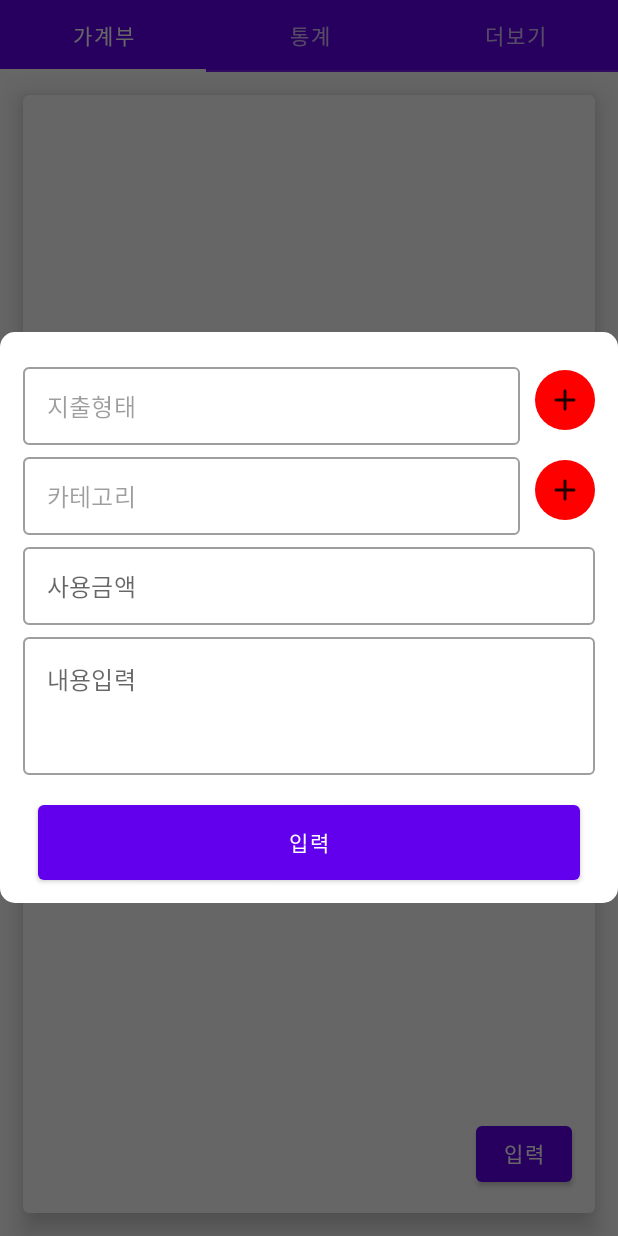
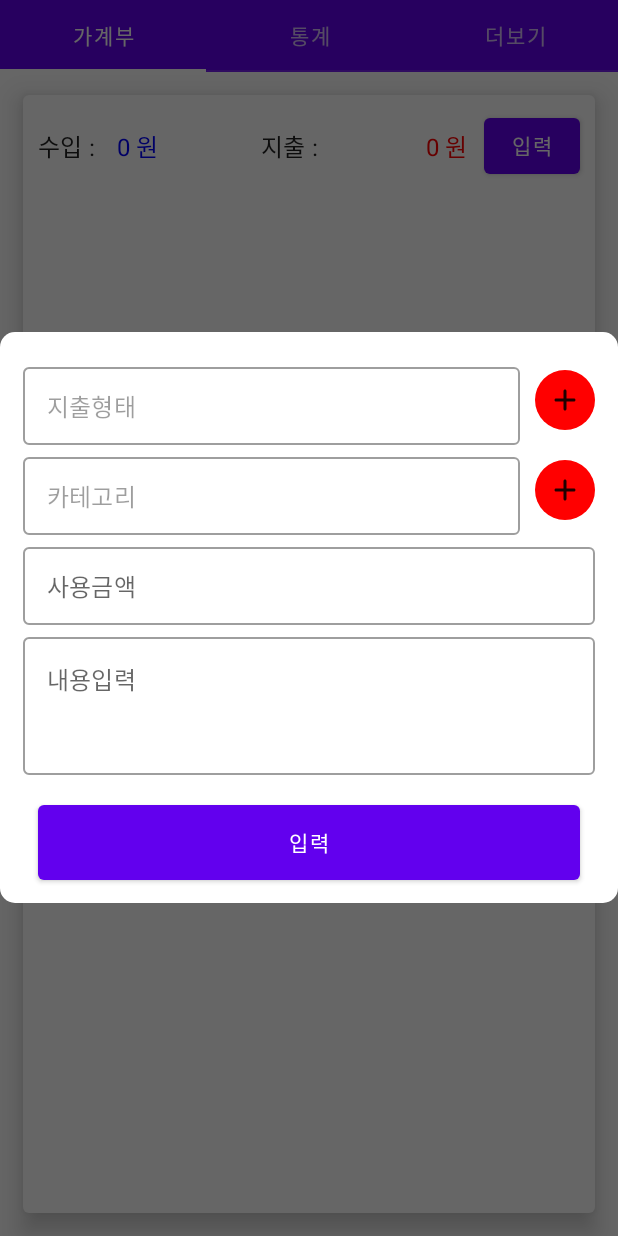
Before and after one commit to Xihoon/accountBook, an Android app built with Jetpack Compose: the screen it shows after launch (MainActivity), after a tap on "입력", on a phone screen of 412 x 824 dp. Run offline under Robolectric (Android 15) with nearby library versions, the phone set to English and light mode, and no system bars; our stand-ins replace Firebase (no records; nobody signed in at launch, a user with empty details on screens opened directly), accompanist; 2 statements that could not run were skipped.

Commit message:
Change header of assets

```diff
--- /dev/null
+++ b/app/src/main/java/com/xihoon/moneynote/ui/assets/AssetsHeader.kt
@@ -0,0 +1,94 @@
+package com.xihoon.moneynote.ui.assets
+
+import android.content.res.Configuration
+import androidx.compose.foundation.layout.*
+import androidx.compose.material.Button
+import androidx.compose.material.MaterialTheme
+import androidx.compose.material.Text
+import androidx.compose.runtime.Composable
+import androidx.compose.runtime.State
+import androidx.compose.runtime.mutableStateOf
+import androidx.compose.runtime.remember
+import androidx.compose.ui.Alignment
+import androidx.compose.ui.Modifier
+import androidx.compose.ui.graphics.Color
+import androidx.compose.ui.tooling.preview.Preview
+import androidx.compose.ui.unit.dp
+import com.xihoon.moneynote.ui.Utils
+import com.xihoon.moneynote.ui.Utils.sum
+import com.xihoon.moneynote.ui.source.UseItem
+import com.xihoon.moneynote.ui.theme.MoneyNoteTheme
+
+@Composable
+fun AssetsHeader(useList: State<List<UseItem>?>, openExpenseUI: () -> Unit) {
+    Row(
+        modifier = Modifier
+            .fillMaxWidth()
+            .wrapContentHeight()
+            .padding(10.dp),
+        verticalAlignment = Alignment.CenterVertically,
+        horizontalArrangement = Arrangement.spacedBy(10.dp)
+    ) {
+        Text(text = "수입 : ", style = MaterialTheme.typography.subtitle1)
+        Text(
+            text = Utils.decimalFormat.sum(null),
+            modifier = Modifier
+                .weight(1f)
+                .wrapContentHeight(),
+            style = MaterialTheme.typography.subtitle1,
+            color = Color.Blue
+        )
+        Text(text = "지출 : ", style = MaterialTheme.typography.subtitle1)
+        Box(
+            modifier = Modifier
+                .weight(1f)
+                .wrapContentHeight(),
+            contentAlignment = Alignment.CenterEnd
+        ) {
+            Text(
+                text = Utils.decimalFormat.sum(useList.value?.map { it.use }),
+                style = MaterialTheme.typography.subtitle1,
+                color = Color.Red
+            )
+        }
+        InputButton(openExpenseUI)
+    }
+}
+
+@Composable
+private fun InputButton(openAccount: () -> Unit) {
+    Button(
+        onClick = { openAccount() },
+        modifier = Modifier.wrapContentSize()
+    ) {
+        Text("입력")
+    }
+}
+
+@Preview(showBackground = true, uiMode = Configuration.UI_MODE_NIGHT_NO)
+@Composable
+fun HeaderPreview() {
+    MoneyNoteTheme {
+        Row(
+            Modifier
+                .fillMaxWidth()
+                .wrapContentHeight()
+        ) {
+            AssetsHeader(remember { mutableStateOf(emptyList()) }) {}
+        }
+    }
+}
+
+@Preview(showBackground = true, uiMode = Configuration.UI_MODE_NIGHT_YES)
+@Composable
+fun HeaderNightUiPreview() {
+    MoneyNoteTheme {
+        Row(
+            Modifier
+                .fillMaxWidth()
+                .wrapContentHeight()
+        ) {
+            AssetsHeader(remember { mutableStateOf(emptyList()) }) {}
+        }
+    }
+}
--- a/app/src/main/java/com/xihoon/moneynote/ui/assets/AssetsMain.kt
+++ b/app/src/main/java/com/xihoon/moneynote/ui/assets/AssetsMain.kt
@@ -17,7 +17,7 @@ fun AssetsMain(viewModel: MainViewModel) {
         logger.info { "NavHost" }
         composable(MAIN) {
             logger.info { "navControl main Ui" }
-            AccountUi(viewModel, navController)
+            AssetsUi(viewModel, navController)
         }
 
         composable("${DETAIL}/{useKey}") { backStackEntry ->
--- a/app/src/main/java/com/xihoon/moneynote/ui/assets/AssetsUi.kt
+++ b/app/src/main/java/com/xihoon/moneynote/ui/assets/AssetsUi.kt
@@ -4,31 +4,26 @@ import android.content.res.Configuration.UI_MODE_NIGHT_NO
 import android.content.res.Configuration.UI_MODE_NIGHT_YES
 import androidx.compose.foundation.layout.*
 import androidx.compose.foundation.lazy.LazyColumn
-import androidx.compose.material.Button
 import androidx.compose.material.Card
-import androidx.compose.material.MaterialTheme
 import androidx.compose.material.Text
 import androidx.compose.runtime.Composable
+import androidx.compose.runtime.State
 import androidx.compose.runtime.mutableStateOf
 import androidx.compose.runtime.remember
-import androidx.compose.ui.Alignment
 import androidx.compose.ui.Modifier
-import androidx.compose.ui.graphics.Color
 import androidx.compose.ui.tooling.preview.Preview
 import androidx.compose.ui.unit.dp
 import androidx.navigation.NavController
 import androidx.navigation.compose.rememberNavController
-import com.xihoon.moneynote.ui.Utils.decimalFormat
 import com.xihoon.moneynote.ui.assets.expenses.ExpensesUi
 import com.xihoon.moneynote.ui.composable.collectAsStateLifecycleAware
-import com.xihoon.moneynote.ui.source.Use
+import com.xihoon.moneynote.ui.source.UseItem
 import com.xihoon.moneynote.ui.theme.MoneyNoteTheme
 import com.xihoon.moneynote.viewmodel.MainViewModel
-import java.text.DecimalFormat
 
 @Composable
-fun AccountUi(viewModel: MainViewModel, navController: NavController) {
-    val openAccount = remember { mutableStateOf(false) }
+fun AssetsUi(viewModel: MainViewModel, navController: NavController) {
+    val openExpense = remember { mutableStateOf(false) }
     val useList = viewModel.useList.collectAsStateLifecycleAware(initial = emptyList())
     Card(
         modifier = Modifier
@@ -36,26 +31,25 @@ fun AccountUi(viewModel: MainViewModel, navController: NavController) {
             .padding(15.dp),
         elevation = 10.dp
     ) {
-        Box(modifier = Modifier.fillMaxSize()) {
-            Box(
-                modifier = Modifier.fillMaxSize(),
-                contentAlignment = Alignment.Center
+
+        Column {
+            AssetsHeader(useList) { openExpense.value = true }
+            Box(modifier = Modifier.fillMaxWidth().weight(1f)) {
+                AssetsList(useList, navController)
+            }
+        }
+        ExpensesUi(viewModel = viewModel, open = openExpense)
+    }
+}
+
+
+@Composable
+private fun AssetsList(
+    useList: State<List<UseItem>?>,
+    navController: NavController
 ) {
-                Row {
-                    Text(
-                        text = "지출 : ", Modifier.padding(top = 10.dp, bottom = 10.dp),
-                        style = MaterialTheme.typography.subtitle1
-                    )
-                    Text(
-                        text = decimalFormat.sum(useList.value?.map { it.use }),
-                        Modifier.padding(top = 10.dp, bottom = 10.dp),
-                        style = MaterialTheme.typography.subtitle1,
-                        color = Color.Red
-
-                    )
-                }
     LazyColumn(
-                    modifier = Modifier.fillMaxSize(),
+        modifier = Modifier.fillMaxWidth(),
         verticalArrangement = Arrangement.Top
     ) {
         useList.value
@@ -70,42 +64,13 @@ fun AccountUi(viewModel: MainViewModel, navController: NavController) {
                 Text(text = "항목없음")
             }
     }
-
-                ExpensesUi(viewModel = viewModel, open = openAccount)
-
-            }
-            Box(
-                modifier = Modifier.fillMaxSize(),
-                contentAlignment = Alignment.BottomEnd
-            ) {
-                Button(
-                    onClick = {
-                        openAccount.value = true
-                    },
-                    modifier = Modifier
-                        .wrapContentSize()
-                        .padding(15.dp)
-                ) {
-                    Text("입력")
-                }
-            }
-        }
-    }
-}
-
-private fun DecimalFormat.sum(list: List<Use>?): String {
-    val account = format(
-        list
-            ?.sumOf { it.amount }
-            ?: 0)
-    return "$account 원"
 }
 
 @Preview(showBackground = true, uiMode = UI_MODE_NIGHT_NO)
 @Composable
 fun AssetsUiPreview() {
     MoneyNoteTheme {
-        AccountUi(MainViewModel(), rememberNavController())
+        AssetsUi(MainViewModel(), rememberNavController())
     }
 }
 
@@ -113,6 +78,6 @@ fun AssetsUiPreview() {
 @Composable
 fun AssetsNightUiPreview() {
     MoneyNoteTheme {
-        AccountUi(MainViewModel(), rememberNavController())
+        AssetsUi(MainViewModel(), rememberNavController())
     }
 }
--- a/app/src/main/java/com/xihoon/moneynote/ui/assets/expenses/ExpensesContent.kt
+++ b/app/src/main/java/com/xihoon/moneynote/ui/assets/expenses/ExpensesContent.kt
@@ -17,7 +17,6 @@ import androidx.compose.ui.platform.LocalContext
 import androidx.compose.ui.text.input.KeyboardType
 import androidx.compose.ui.tooling.preview.Preview
 import androidx.compose.ui.unit.dp
-import com.xihoon.moneynote.ui.Utils
 import com.xihoon.moneynote.ui.Utils.logger
 import com.xihoon.moneynote.ui.Utils.toast
 import com.xihoon.moneynote.ui.composable.Spinner
@@ -227,11 +226,7 @@ private fun Amount(initAmount: String?, amountChanged: (String) -> Unit) {
         modifier = Modifier
             .fillMaxWidth()
             .height(60.dp),
-        value = if (amount.value.isEmpty()) {
-            amount.value
-        } else {
-            Utils.decimalFormat.format(Integer.parseInt(amount.value))
-        },
+        value = amount.value,
         keyboardOptions = KeyboardOptions(keyboardType = KeyboardType.Number),
         singleLine = true,
         onValueChange = { amountChanged(it.replace(",", "")) },
--- a/app/src/main/java/com/xihoon/moneynote/ui/utils.kt
+++ b/app/src/main/java/com/xihoon/moneynote/ui/utils.kt
@@ -3,6 +3,7 @@ package com.xihoon.moneynote.ui
 import android.content.Context
 import android.widget.Toast
 import com.xihoon.moneynote.Logger
+import com.xihoon.moneynote.ui.source.Use
 import java.text.DecimalFormat
 
 object Utils {
@@ -11,4 +12,12 @@ object Utils {
     fun Context.toast(msg: String, duration: Int = Toast.LENGTH_SHORT) {
         Toast.makeText(this, msg, duration).show()
     }
+
+    fun DecimalFormat.sum(list: List<Use>?): String {
+        val account = format(
+            list
+                ?.sumOf { it.amount }
+                ?: 0)
+        return "$account 원"
+    }
 }
```
Lines whose indentation alone changed are shown as unchanged.
